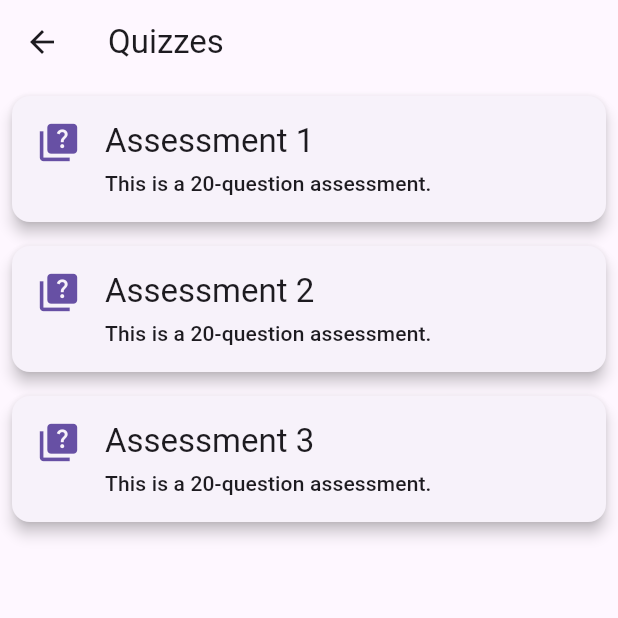
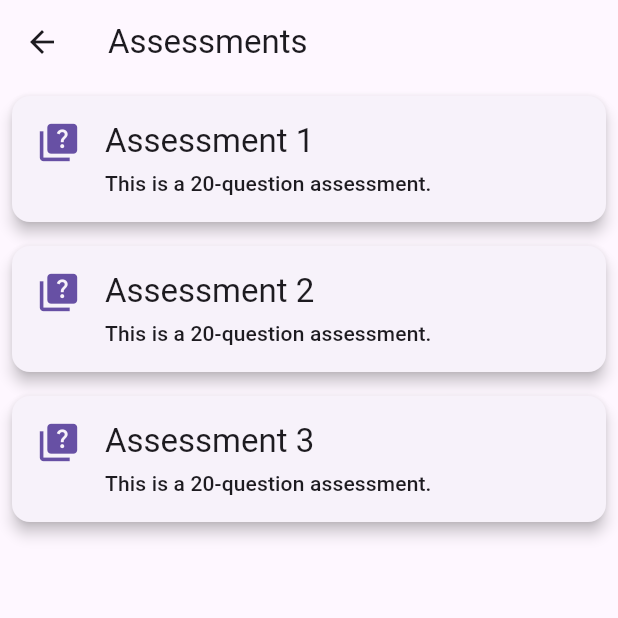
Before and after one commit to sagexfors/basicprog, a Flutter app: the HomePage screen opened directly, after a tap on "Assessment", on a phone screen of 412 x 824 dp, the top half of it. Run offline on Flutter 3.47's test engine with Material 2 defaults, Android fonts, the light colour scheme and no system bars; our stand-ins replace cloud_firestore, firebase_auth, firebase_core, firebase_storage, flutter_highlight, flutter_svg and 2 more; missing offline and left inert: flutter_code_editor, highlight; accounts and stored records are empty; generated files the repository leaves out were written again.

Commit message:
change about us, add current question index in app

```diff
--- a/lib/Pages/about_us_page.dart
+++ b/lib/Pages/about_us_page.dart
@@ -57,7 +57,7 @@ class AboutUsPage extends StatelessWidget {
             child: Padding(
               padding: EdgeInsets.all(36.0),
               child: Text(
-                'Basic; is an application that contains activities,quizzes,lessons in learning programming languages. the user will learn and develop their logical skills in answering the questions on the system. The purpose of this application is to improve their comprehension in coding and programming.',
+                'Basic; is an application that contains lessons, quizzes, and assessments in learning C programming language. The user will learn and develop their logical skills in answering the questions on the system. The purpose of this application is to improve their comprehension in coding and programming.',
                 style: TextStyle(fontSize: 18),
                 textAlign: TextAlign.center,
               ),
--- a/lib/Pages/home_page.dart
+++ b/lib/Pages/home_page.dart
@@ -143,7 +143,7 @@ class HomePage extends StatelessWidget {
           ),
           BottomNavigationBarItem(
             icon: Icon(
-              Icons.ondemand_video,
+              Icons.computer,
             ),
             label: 'Code Editor',
           ),
@@ -202,7 +202,7 @@ class NavigationDrawer extends StatelessWidget {
             },
           ),
           DrawerItemWidget(
-            icon: Icons.ondemand_video,
+            icon: Icons.assessment,
             title: 'Assessment',
             onTap: () async {
               await Navigator.of(context).pushNamed(assessmentsRoute);
--- /dev/null
+++ b/lib/Pages/lessons/assessments_page.dart
@@ -0,0 +1,106 @@
+import 'package:basicprog/Pages/quiz_page.dart';
+import 'package:basicprog/model/quiz.dart';
+import 'package:flutter/material.dart';
+
+class AssessmentsPage extends StatelessWidget {
+  final List<Quiz> quizzes;
+
+  const AssessmentsPage({Key? key, required this.quizzes}) : super(key: key);
+
+  @override
+  Widget build(BuildContext context) {
+    return Scaffold(
+      appBar: AppBar(
+        title: const Text('Assessments'),
+      ),
+      body: ListView.builder(
+        itemCount: quizzes.length,
+        itemBuilder: (context, index) {
+          final quiz = quizzes[index];
+          final quizNumber = index + 1;
+          return QuizCard(
+            quiz: quiz,
+            quizNumber: quizNumber,
+          );
+        },
+      ),
+    );
+  }
+}
+
+class QuizCard extends StatelessWidget {
+  final int quizNumber;
+  final Quiz quiz;
+
+  const QuizCard({
+    Key? key,
+    required this.quizNumber,
+    required this.quiz,
+  }) : super(key: key);
+
+  @override
+  Widget build(BuildContext context) {
+    var theme = Theme.of(context);
+
+    return Card(
+      shape: RoundedRectangleBorder(
+        borderRadius: BorderRadius.circular(12),
+      ),
+      margin: const EdgeInsets.all(8.0),
+      elevation: 4,
+      child: InkWell(
+        borderRadius: BorderRadius.circular(12),
+        onTap: () {
+          Navigator.push(
+            context,
+            MaterialPageRoute(
+              builder: (context) => QuizPage(quiz: quiz),
+            ),
+          );
+        },
+        child: Padding(
+          padding: const EdgeInsets.all(16.0),
+          child: Row(
+            crossAxisAlignment: CrossAxisAlignment.start,
+            children: [
+              _buildLeading(theme),
+              const SizedBox(width: 16),
+              Expanded(child: _buildQuizInfo(theme, quiz)),
+            ],
+          ),
+        ),
+      ),
+    );
+  }
+
+  Widget _buildLeading(ThemeData theme) {
+    return Icon(
+      Icons.quiz, // Quiz-related icon
+      size: 30,
+      color: theme.colorScheme.primary,
+    );
+  }
+
+  Widget _buildQuizInfo(ThemeData theme, Quiz quiz) {
+    return Column(
+      crossAxisAlignment: CrossAxisAlignment.start,
+      children: [
+        Text(
+          quiz.title,
+          style: theme.textTheme.titleLarge,
+          overflow: TextOverflow.visible,
+          softWrap: true, // Allows long titles to wrap
+        ),
+        const SizedBox(height: 4),
+        quiz.description == ''
+            ? Container()
+            : Text(
+                quiz.description,
+                style: theme.textTheme.titleSmall,
+                overflow: TextOverflow.ellipsis,
+                maxLines: 2,
+              ),
+      ],
+    );
+  }
+}
--- a/lib/Pages/quiz_page.dart
+++ b/lib/Pages/quiz_page.dart
@@ -87,6 +87,7 @@ class _QuizPageState extends State<QuizPage> {
   @override
   Widget build(BuildContext context) {
     var theme = Theme.of(context);
+    final currentQuestionDisplay = currentQuestionIndex + 1;
 
     return Scaffold(
       appBar: AppBar(
@@ -104,6 +105,15 @@ class _QuizPageState extends State<QuizPage> {
                 child: Column(
                   crossAxisAlignment: CrossAxisAlignment.start,
                   children: [
+                    Row(
+                      mainAxisAlignment: MainAxisAlignment.end,
+                      children: [
+                        Text(
+                          '$currentQuestionDisplay of ${quiz.questions.length} questions',
+                        ),
+                      ],
+                    ),
+                    const SizedBox(height: 16),
                     Text(
                       quiz.questions[currentQuestionIndex].question,
                       style: theme.textTheme.headlineSmall!.copyWith(
--- a/lib/my_app.dart
+++ b/lib/my_app.dart
@@ -5,6 +5,7 @@ import 'package:basicprog/pages/activities_page.dart';
 import 'package:basicprog/pages/change_password_page.dart';
 import 'package:basicprog/pages/compiler_page.dart';
 import 'package:basicprog/pages/forgot_password_page.dart';
+import 'package:basicprog/pages/lessons/assessments_page.dart';
 import 'package:basicprog/pages/lessons/lessons_page.dart';
 import 'package:basicprog/pages/profile_page.dart';
 import 'package:basicprog/pages/quizzes_page.dart';
@@ -67,7 +68,7 @@ class MyApp extends StatelessWidget {
               ),
           assessmentsRoute: (context) => Consumer<AssessmentsProvider>(
                 builder: (context, value, child) {
-                  return QuizzesPage(
+                  return AssessmentsPage(
                     quizzes: value.assessments,
                   );
                 },
```
